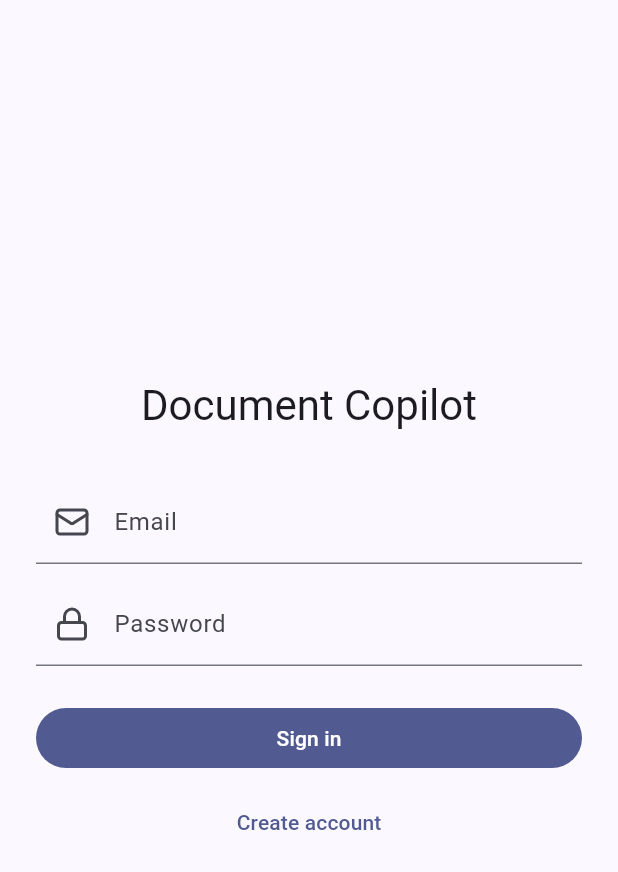
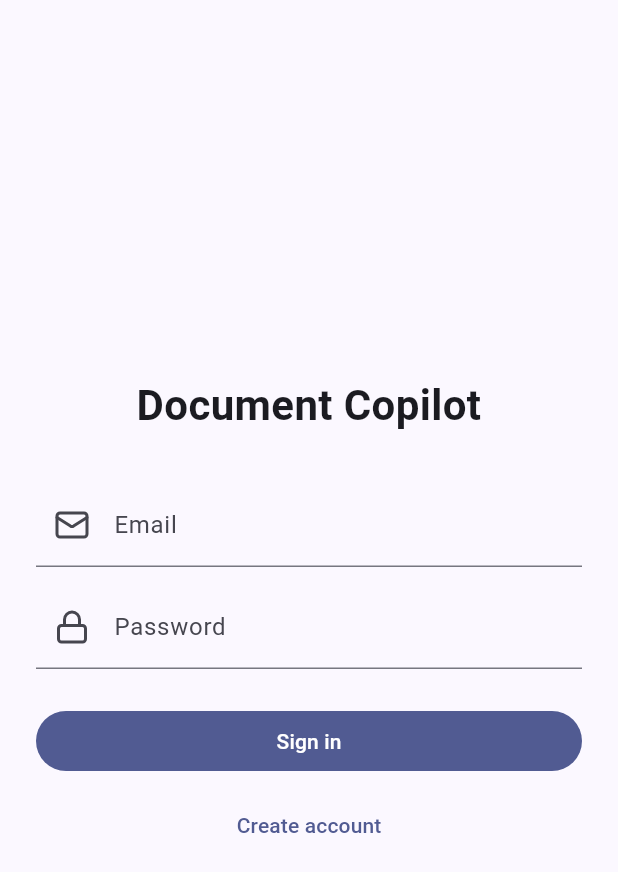
Before and after one commit to ashiq-dev-codes/document-copilot, a Flutter app: the screen it shows after launch, on a phone screen of 412 x 824 dp. Shown: the top 872 px of the screen. Run offline on Flutter 3.47's test engine with Material 3 defaults, Android fonts, the phone set to English and light mode, and no system bars; our stand-ins replace device_preview, dio, flutter_bloc, get_it, lucide_icons_flutter, supabase_flutter; missing offline and left inert: corextra; accounts and stored records are empty; statements that could not run were skipped.

Commit message:
feat: reorganize shared code structure; move utilities and exceptions to shared directory, update imports, and enhance snackbar handling

```diff
--- a/frontend/lib/core/network/api_client.dart
+++ b/frontend/lib/core/network/api_client.dart
@@ -3,7 +3,7 @@ import 'package:dio/dio.dart';
 import 'package:flutter/foundation.dart';
 
 import 'package:document_copilot/core/config/config.dart';
-import 'package:document_copilot/core/network/auth_interceptor.dart';
+import 'package:document_copilot/shared/utils/dio/auth_interceptor.dart';
 
 /// Builds the one Dio client every feature uses to call our backend.
 Dio createApiClient() {
--- a/frontend/lib/features/auth/data/auth_repository.dart
+++ b/frontend/lib/features/auth/data/auth_repository.dart
@@ -1,6 +1,6 @@
 import 'package:supabase_flutter/supabase_flutter.dart';
 
-import 'package:document_copilot/core/network/api_exception.dart';
+import 'package:document_copilot/shared/utils/exception/api_exception.dart';
 
 /// Signs users in and out with Supabase email and password.
 class AuthRepository {
--- a/frontend/lib/features/auth/presentation/cubit/auth_cubit.dart
+++ b/frontend/lib/features/auth/presentation/cubit/auth_cubit.dart
@@ -2,7 +2,7 @@ import 'dart:async';
 
 import 'package:flutter_bloc/flutter_bloc.dart';
 
-import 'package:document_copilot/core/network/api_exception.dart';
+import 'package:document_copilot/shared/utils/exception/api_exception.dart';
 import 'package:document_copilot/features/auth/data/auth_repository.dart';
 
 part 'auth_state.dart';
--- a/frontend/lib/features/auth/presentation/pages/sign_in_page.dart
+++ b/frontend/lib/features/auth/presentation/pages/sign_in_page.dart
@@ -4,6 +4,9 @@ import 'package:flutter_bloc/flutter_bloc.dart';
 import 'package:lucide_icons_flutter/lucide_icons.dart';
 
 import 'package:document_copilot/features/auth/presentation/cubit/auth_cubit.dart';
+import 'package:document_copilot/shared/text_styles/app_font_size.dart';
+import 'package:document_copilot/shared/text_styles/app_text.dart';
+import 'package:document_copilot/shared/widgets/snackbar/custom_snack_bar.dart';
 
 /// Email and password form to sign in or create an account.
 class SignInPage extends StatefulWidget {
@@ -46,8 +49,7 @@ class _SignInPageState extends State<SignInPage> {
               child: BlocConsumer<AuthCubit, AuthState>(
                 listener: (context, state) {
                   if (state is AuthFailure) {
-                    ScaffoldMessenger.of(context)
-                        .showSnackBar(SnackBar(content: Text(state.message)));
+                    CustomSnackBar.error(context, state.message);
                   }
                 },
                 builder: (context, state) {
@@ -60,7 +62,7 @@ class _SignInPageState extends State<SignInPage> {
                         Text(
                           'Document Copilot',
                           textAlign: TextAlign.center,
-                          style: Theme.of(context).textTheme.headlineMedium,
+                          style: AppText.bold.textStyle(size: AppFontSize.s28),
                         ),
                         const SizedBox(height: 32),
                         TextFormField(
--- /dev/null
+++ b/frontend/lib/shared/text_styles/app_font_size.dart
@@ -0,0 +1,10 @@
+/// The font sizes used across the app, so screens stay consistent.
+abstract final class AppFontSize {
+  static const double s12 = 12;
+  static const double s14 = 14;
+  static const double s16 = 16;
+  static const double s18 = 18;
+  static const double s20 = 20;
+  static const double s24 = 24;
+  static const double s28 = 28;
+}
--- /dev/null
+++ b/frontend/lib/shared/text_styles/app_text.dart
@@ -0,0 +1,30 @@
+import 'package:flutter/material.dart';
+
+/// Text styles by font weight: `AppText.medium.textStyle(size: AppFontSize.s16)`.
+abstract final class AppText {
+  static const regular = AppTextStyle(FontWeight.w400);
+  static const medium = AppTextStyle(FontWeight.w500);
+  static const semiBold = AppTextStyle(FontWeight.w600);
+  static const bold = AppTextStyle(FontWeight.w700);
+}
+
+/// One font weight; [textStyle] builds the style with size, color and decoration.
+class AppTextStyle {
+  const AppTextStyle(this._weight);
+
+  final FontWeight _weight;
+
+  /// Leave [color] null to use the theme's text color (works in dark mode too).
+  TextStyle textStyle({
+    double? size,
+    Color? color,
+    TextDecoration? decoration,
+  }) {
+    return TextStyle(
+      fontSize: size,
+      fontWeight: _weight,
+      color: color,
+      decoration: decoration,
+    );
+  }
+}
--- /dev/null
+++ b/frontend/lib/shared/widgets/snackbar/custom_snack_bar.dart
@@ -0,0 +1,36 @@
+import 'package:flutter/material.dart';
+
+/// The app's one snackbar style: `CustomSnackBar.error(context, e.message)`.
+abstract final class CustomSnackBar {
+  static void show(
+    BuildContext context,
+    String message, {
+    Color? backgroundColor,
+    Duration duration = const Duration(seconds: 3),
+  }) {
+    ScaffoldMessenger.of(context)
+      ..clearSnackBars()
+      ..showSnackBar(
+        SnackBar(
+          content: Text(message),
+          backgroundColor: backgroundColor,
+          duration: duration,
+          behavior: SnackBarBehavior.floating,
+        ),
+      );
+  }
+
+  static void success(BuildContext context, String message) {
+    show(context, message, backgroundColor: Colors.green.shade700);
+  }
+
+  /// Errors stay longer, so there's time to read them.
+  static void error(BuildContext context, String message) {
+    show(
+      context,
+      message,
+      backgroundColor: Theme.of(context).colorScheme.error,
+      duration: const Duration(seconds: 6),
+    );
+  }
+}
```
Also changed, not shown: frontend/lib/features/auth/presentation/pages/account_page.dart (+8 -1 lines), frontend/lib/shared/utils/dio/auth_interceptor.dart (renamed from frontend/lib/core/network/auth_interceptor.dart), frontend/lib/shared/utils/exception/api_exception.dart (renamed from frontend/lib/core/network/api_exception.dart), 2 other files.
